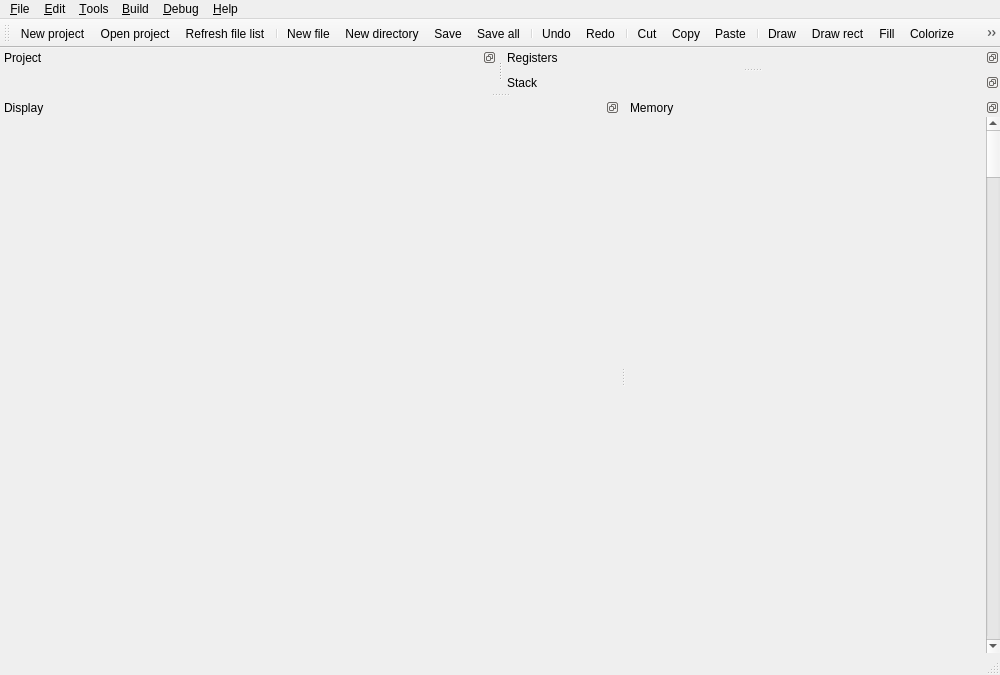
zapolnov/zxide, file editor/MainWindow.ui: the form before one commit.
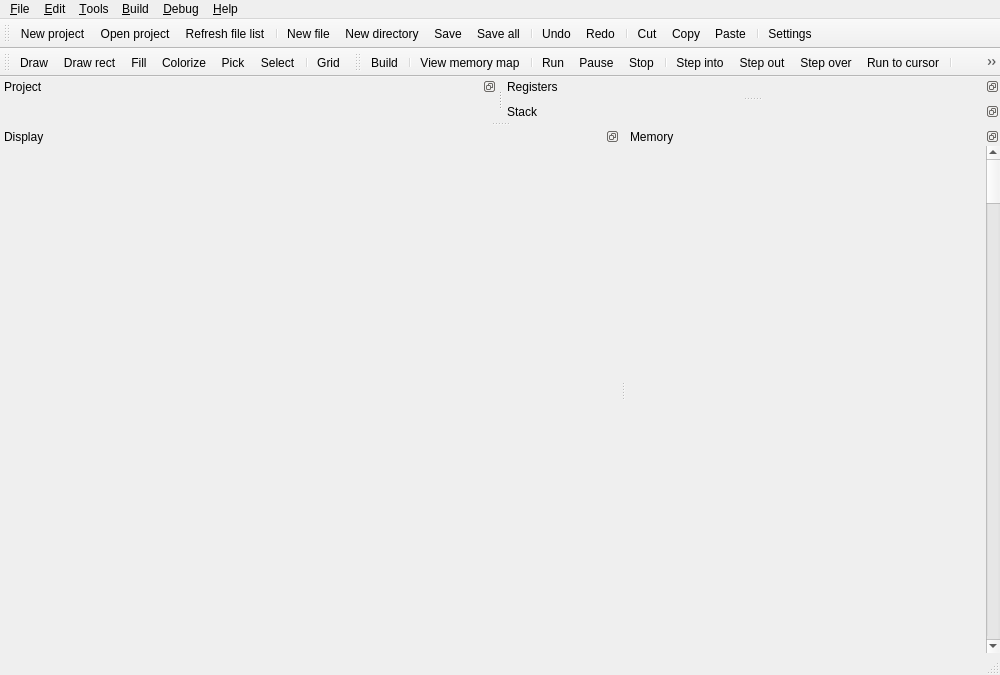
The form after the commit. Icons and pictures are not drawn. Custom widgets are drawn as their Qt base class.

Commit message: Started to implement memory map viewer.

Patch:
```diff
--- a/editor/MainWindow.ui
+++ b/editor/MainWindow.ui
@@ -71,32 +71,6 @@
    <addaction name="actionCopy"/>
    <addaction name="actionPaste"/>
    <addaction name="separator"/>
-   <addaction name="actionDraw"/>
-   <addaction name="actionDrawRect"/>
-   <addaction name="actionFill"/>
-   <addaction name="actionColorize"/>
-   <addaction name="actionPick"/>
-   <addaction name="actionSelect"/>
-   <addaction name="separator"/>
-   <addaction name="actionToggleGrid"/>
-   <addaction name="separator"/>
-   <addaction name="actionBuild"/>
-   <addaction name="separator"/>
-   <addaction name="actionRun"/>
-   <addaction name="actionPause"/>
-   <addaction name="actionStop"/>
-   <addaction name="separator"/>
-   <addaction name="actionStepInto"/>
-   <addaction name="actionStepOut"/>
-   <addaction name="actionStepOver"/>
-   <addaction name="actionRunToCursor"/>
-   <addaction name="separator"/>
-   <addaction name="actionToggleBreakpoint"/>
-   <addaction name="actionAddDataBreakpoint"/>
-   <addaction name="actionManageBreakpoints"/>
-   <addaction name="separator"/>
-   <addaction name="actionMemoryLog"/>
-   <addaction name="separator"/>
    <addaction name="actionSettings"/>
   </widget>
   <widget class="QMenuBar" name="menuBar">
@@ -332,6 +306,54 @@
    </attribute>
    <widget class="FileManager" name="fileManager"/>
   </widget>
+  <widget class="QToolBar" name="drawingToolBar">
+   <property name="windowTitle">
+    <string>Drawing Toolbar</string>
+   </property>
+   <attribute name="toolBarArea">
+    <enum>TopToolBarArea</enum>
+   </attribute>
+   <attribute name="toolBarBreak">
+    <bool>true</bool>
+   </attribute>
+   <addaction name="actionDraw"/>
+   <addaction name="actionDrawRect"/>
+   <addaction name="actionFill"/>
+   <addaction name="actionColorize"/>
+   <addaction name="actionPick"/>
+   <addaction name="actionSelect"/>
+   <addaction name="separator"/>
+   <addaction name="actionToggleGrid"/>
+  </widget>
+  <widget class="QToolBar" name="debugToolBar">
+   <property name="windowTitle">
+    <string>Debug Toolbar</string>
+   </property>
+   <attribute name="toolBarArea">
+    <enum>TopToolBarArea</enum>
+   </attribute>
+   <attribute name="toolBarBreak">
+    <bool>false</bool>
+   </attribute>
+   <addaction name="actionBuild"/>
+   <addaction name="separator"/>
+   <addaction name="actionViewMemoryMap"/>
+   <addaction name="separator"/>
+   <addaction name="actionRun"/>
+   <addaction name="actionPause"/>
+   <addaction name="actionStop"/>
+   <addaction name="separator"/>
+   <addaction name="actionStepInto"/>
+   <addaction name="actionStepOut"/>
+   <addaction name="actionStepOver"/>
+   <addaction name="actionRunToCursor"/>
+   <addaction name="separator"/>
+   <addaction name="actionToggleBreakpoint"/>
+   <addaction name="actionAddDataBreakpoint"/>
+   <addaction name="actionManageBreakpoints"/>
+   <addaction name="separator"/>
+   <addaction name="actionMemoryLog"/>
+  </widget>
   <action name="actionExit">
    <property name="icon">
     <iconset resource="res/resources.qrc">
@@ -892,6 +914,15 @@
     <string>Ctrl+F9</string>
    </property>
   </action>
+  <action name="actionViewMemoryMap">
+   <property name="icon">
+    <iconset resource="res/resources.qrc">
+     <normaloff>:/resources/fatcow16x16/table_heatmap_cell.png</normaloff>:/resources/fatcow16x16/table_heatmap_cell.png</iconset>
+   </property>
+   <property name="text">
+    <string>View &amp;memory map...</string>
+   </property>
+  </action>
  </widget>
  <customwidgets>
   <customwidget>
```
Left out of the diff: 6 changed lines with no effect on the pictures. The commit also changes 12 other files.
